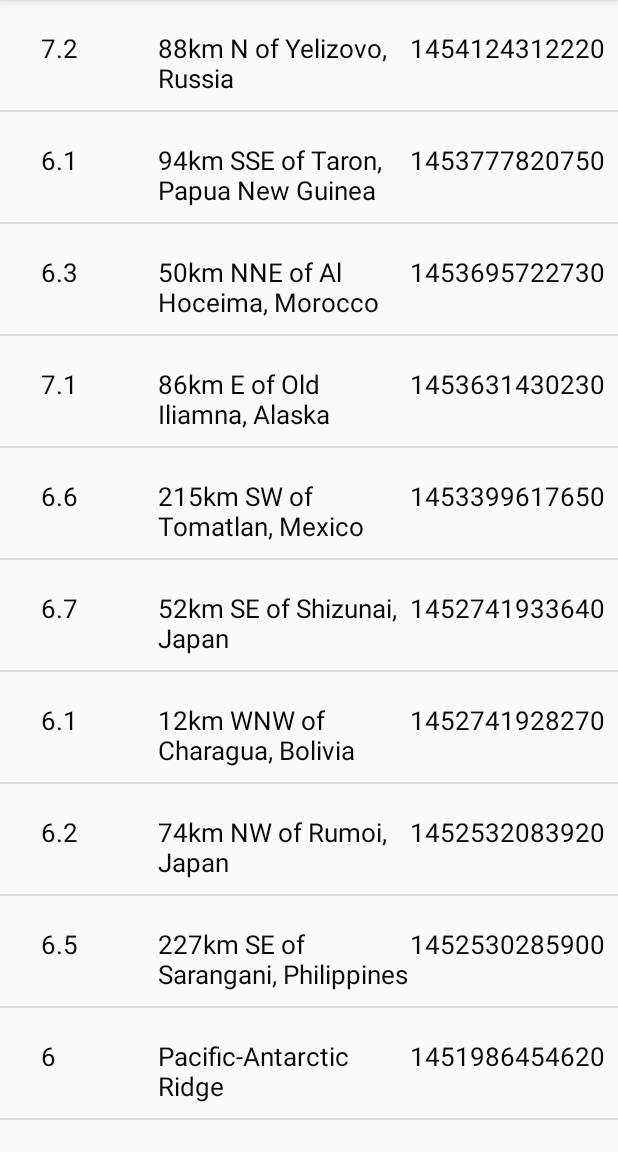
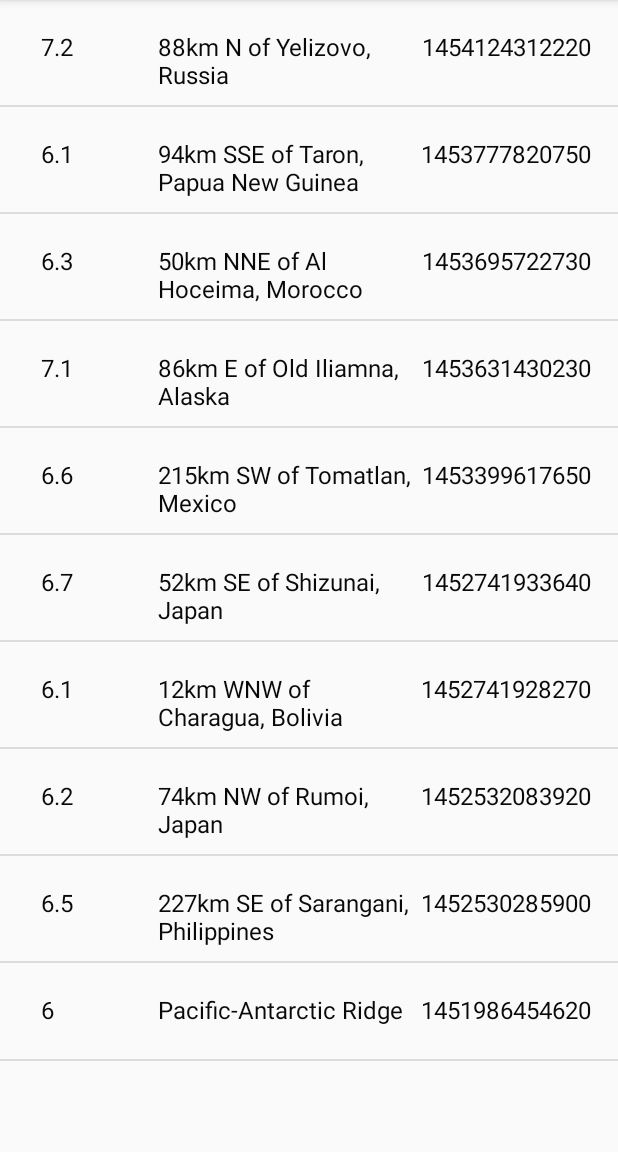
Before and after one commit to SamarpanDas/Instant-Earthquake-Tracker, an Android app: the screen it shows after launch (EarthquakeActivity), on a phone screen of 412 x 824 dp, the part 84-1236 px from its top. Run offline under Robolectric (Android 15) with nearby library versions, the phone set to English and light mode, and no system bars.

Commit message:
Refined list_item.xml

```diff
--- a/app/src/main/res/layout/list_item.xml
+++ b/app/src/main/res/layout/list_item.xml
@@ -16,7 +16,7 @@
         android:layout_weight="0"
         android:text="9.2"
         android:textColor="#090909"
-        android:textSize="17sp" />
+        android:textSize="16sp" />
 
     <TextView
         android:id="@+id/locationTextView"
@@ -27,7 +27,7 @@
         android:password="false"
         android:text="San Francisco"
         android:textColor="#090909"
-        android:textSize="17sp" />
+        android:textSize="16sp" />
 
     <TextView
         android:id="@+id/dateTextView"
@@ -35,7 +35,8 @@
         android:layout_height="wrap_content"
         android:layout_weight="1"
         android:gravity="left"
+        android:paddingRight="2dp"
         android:text="Feb 2, 2020"
         android:textColor="#090909"
-        android:textSize="17sp" />
+        android:textSize="16sp" />
 </LinearLayout>
```
